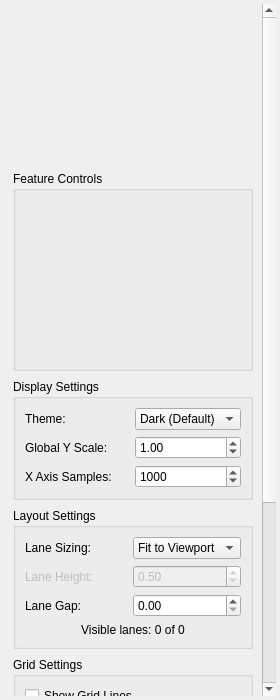
This is src/WhiskerToolbox/DataViewer_Widget/UI/DataViewerPropertiesWidget.ui in paulmthompson/WhiskerToolbox as Qt 5 draws it before an edit. The edited form follows.
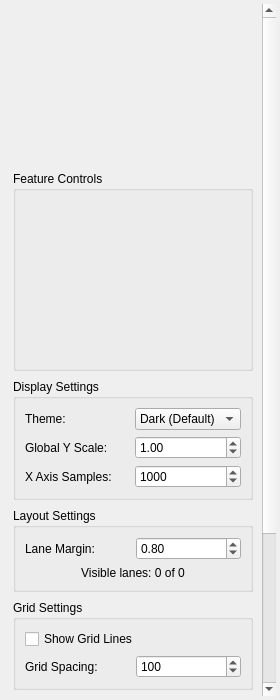
This is the edited form. Custom widgets are drawn as their Qt base class.

Commit message: remove the fixed lane sizing option now that we have the ability to have proper zoom

```diff
--- a/src/WhiskerToolbox/DataViewer_Widget/UI/DataViewerPropertiesWidget.ui
+++ b/src/WhiskerToolbox/DataViewer_Widget/UI/DataViewerPropertiesWidget.ui
@@ -191,77 +191,27 @@
           <item row="0" column="0">
            <widget class="QLabel" name="lane_sizing_label">
             <property name="text">
-             <string>Lane Sizing:</string>
+             <string>Lane Margin:</string>
             </property>
            </widget>
           </item>
           <item row="0" column="1">
-           <widget class="QComboBox" name="lane_sizing_combo">
-            <item>
-             <property name="text">
-              <string>Fit to Viewport</string>
-             </property>
-            </item>
-            <item>
-             <property name="text">
-              <string>Fixed Height</string>
-             </property>
-            </item>
-           </widget>
-          </item>
-          <item row="1" column="0">
-           <widget class="QLabel" name="lane_height_label">
-            <property name="text">
-             <string>Lane Height:</string>
-            </property>
-            <property name="enabled">
-             <bool>false</bool>
-            </property>
-           </widget>
-          </item>
-          <item row="1" column="1">
-           <widget class="QDoubleSpinBox" name="lane_height_spinbox">
-            <property name="enabled">
-             <bool>false</bool>
-            </property>
+           <widget class="QDoubleSpinBox" name="margin_factor_spinbox">
             <property name="minimum">
-             <double>0.010000000000000</double>
+             <double>0.100000000000000</double>
             </property>
             <property name="maximum">
-             <double>100.000000000000000</double>
+             <double>1.000000000000000</double>
             </property>
             <property name="singleStep">
              <double>0.050000000000000</double>
             </property>
             <property name="value">
-             <double>0.500000000000000</double>
+             <double>0.800000000000000</double>
             </property>
            </widget>
           </item>
-          <item row="2" column="0">
-           <widget class="QLabel" name="lane_gap_label">
-            <property name="text">
-             <string>Lane Gap:</string>
-            </property>
-           </widget>
-          </item>
-          <item row="2" column="1">
-           <widget class="QDoubleSpinBox" name="lane_gap_spinbox">
-            <property name="minimum">
-             <double>0.000000000000000</double>
-            </property>
-            <property name="maximum">
-             <double>10.000000000000000</double>
-            </property>
-            <property name="singleStep">
-             <double>0.010000000000000</double>
-            </property>
-            <property name="value">
-             <double>0.000000000000000</double>
-            </property>
-           </widget>
-          </item>
-          <item row="3" column="0" colspan="2">
+          <item row="1" column="0" colspan="2">
            <widget class="QLabel" name="visible_lanes_label">
             <property name="text">
              <string>Visible lanes: 0 of 0</string>
```
Left out of the diff: 2 changed lines with no effect on the pictures. The commit also changes 14 other files.
